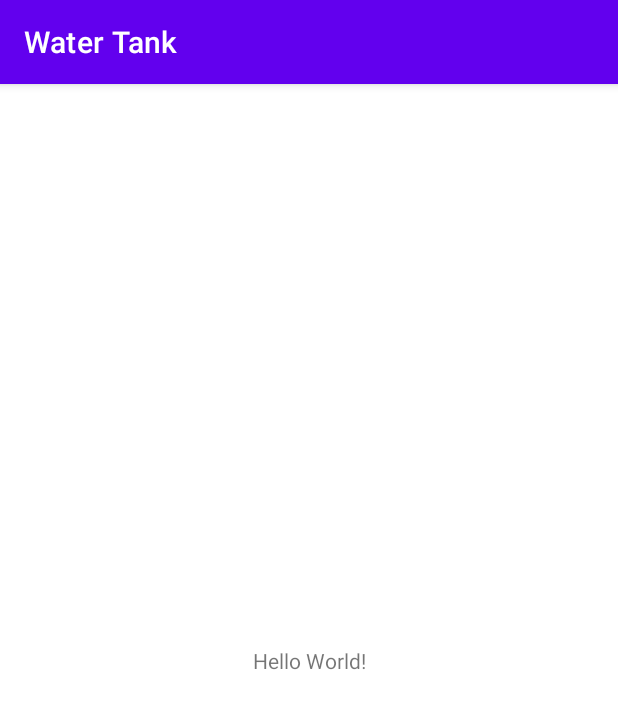
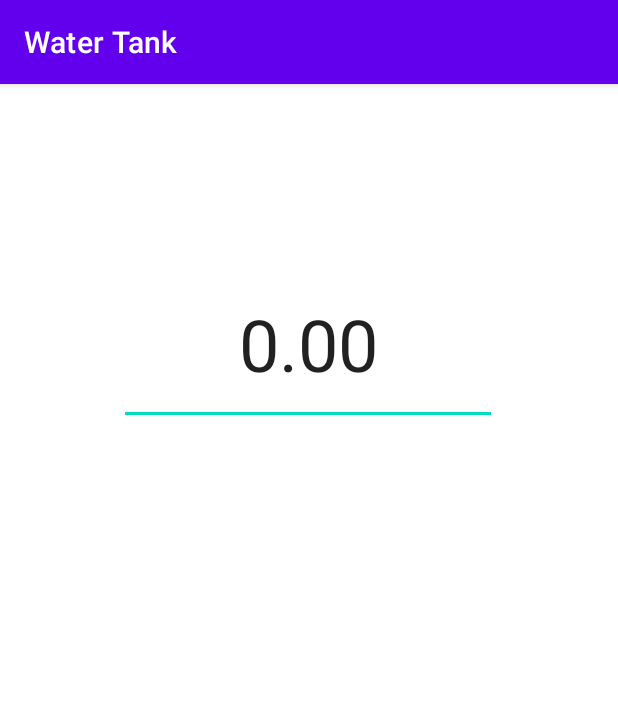
Before and after one commit to aiman-al-masoud/water-tank, an Android app: the screen it shows after launch (MainActivity), on a phone screen of 412 x 824 dp. Shown: the top 709 px of the screen. Run offline under Robolectric (Android 15) with nearby library versions, the phone set to English and light mode, and no system bars; 2 statements that could not run were skipped.

Commit message:
some droid stuff

```diff
--- a/android/app/build.gradle
+++ b/android/app/build.gradle
@@ -30,6 +30,11 @@ android {
     kotlinOptions {
         jvmTarget = '1.8'
     }
+
+    buildFeatures{
+        viewBinding = true
+    }
+
 }
 
 dependencies {
--- a/android/app/src/main/AndroidManifest.xml
+++ b/android/app/src/main/AndroidManifest.xml
@@ -1,6 +1,12 @@
 <?xml version="1.0" encoding="utf-8"?>
 <manifest xmlns:android="http://schemas.android.com/apk/res/android"
     xmlns:tools="http://schemas.android.com/tools">
+
+    <!-- only BLE devices:  -->
+    <uses-feature android:name="android.hardware.bluetooth_le" android:required="true"/>
+    <uses-permission android:name="android.permission.BLUETOOTH"/>
+    <uses-permission android:name="android.permission.BLUETOOTH_ADMIN"/>
+
 
     <application
         android:allowBackup="true"
--- a/android/app/src/main/java/com/luxlunaris/watertank/MainActivity.kt
+++ b/android/app/src/main/java/com/luxlunaris/watertank/MainActivity.kt
@@ -1,11 +1,30 @@
 package com.luxlunaris.watertank
 
+import android.app.ProgressDialog
+import android.os.Bundle
 import androidx.appcompat.app.AppCompatActivity
-import android.os.Bundle
+import com.luxlunaris.watertank.databinding.ActivityMainBinding
+
 
 class MainActivity : AppCompatActivity() {
+
+    lateinit var binding : ActivityMainBinding
+
     override fun onCreate(savedInstanceState: Bundle?) {
         super.onCreate(savedInstanceState)
         setContentView(R.layout.activity_main)
+
+        binding = ActivityMainBinding.inflate(layoutInflater)
+        setContentView(binding.root)
+
+        val dialog = ProgressDialog(this)
+        dialog.setProgressStyle(ProgressDialog.STYLE_SPINNER)
+        dialog.setTitle("Loading")
+        dialog.setMessage("Loading. Please wait...")
+        dialog.isIndeterminate = true
+        dialog.setCanceledOnTouchOutside(false)
+        dialog.show()
+//        dialog.dismiss()
+
     }
 }
--- a/android/app/src/main/res/layout/activity_main.xml
+++ b/android/app/src/main/res/layout/activity_main.xml
@@ -6,12 +6,18 @@
     android:layout_height="match_parent"
     tools:context=".MainActivity">
 
-    <TextView
-        android:layout_width="wrap_content"
-        android:layout_height="wrap_content"
-        android:text="Hello World!"
-        app:layout_constraintBottom_toBottomOf="parent"
+    <EditText
+        android:id="@+id/inputSetPoint"
+        android:layout_width="252dp"
+        android:layout_height="107dp"
+        android:layout_marginTop="120dp"
+        android:ems="10"
+        android:inputType="numberDecimal"
+        android:text="0.00"
+        android:textAlignment="center"
+        android:textSize="48sp"
         app:layout_constraintEnd_toEndOf="parent"
+        app:layout_constraintHorizontal_bias="0.496"
         app:layout_constraintStart_toStartOf="parent"
         app:layout_constraintTop_toTopOf="parent" />
 
```
